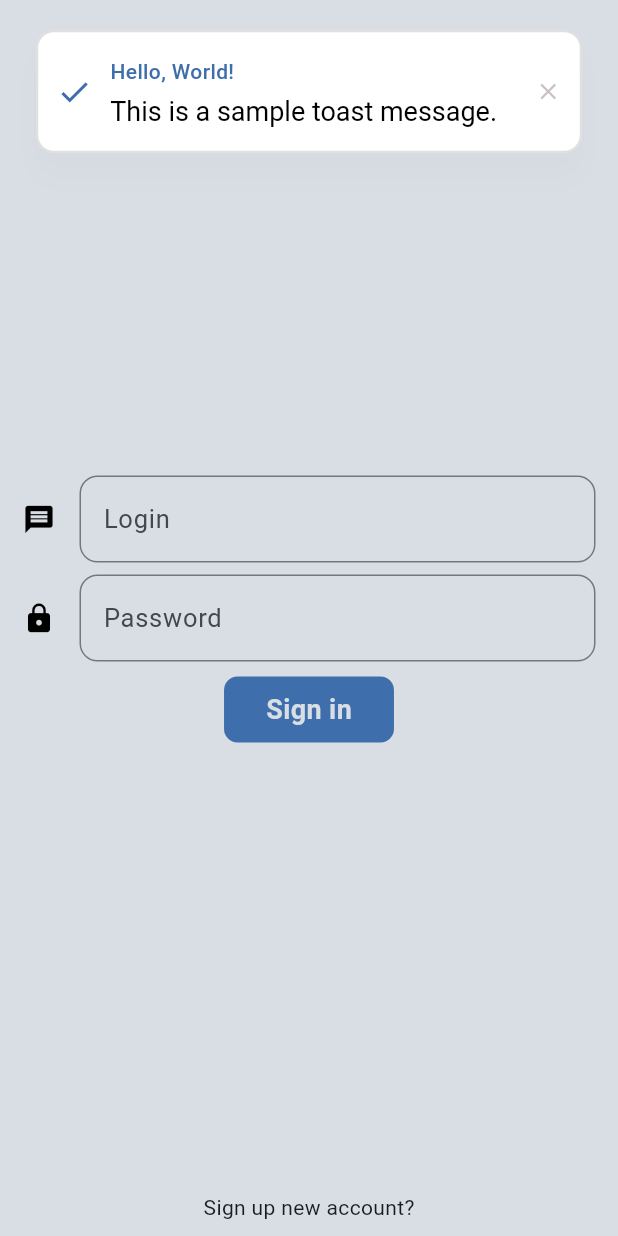
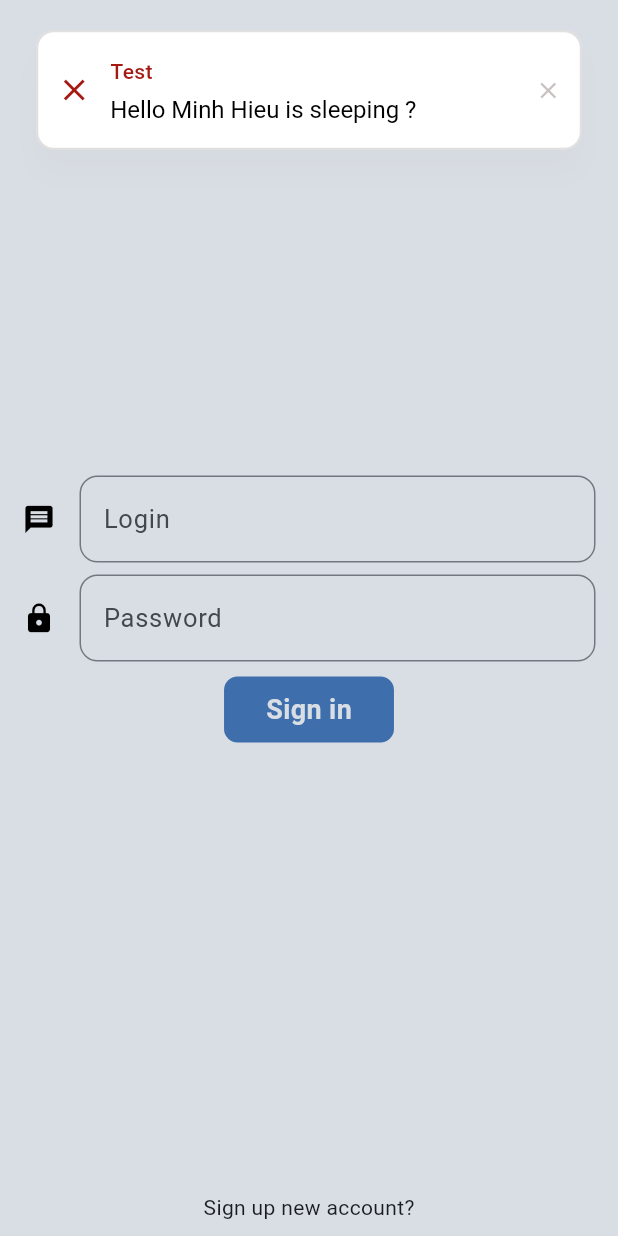
Before and after one commit to haidang93/code_01, a Flutter app: the screen it shows after launch, after a tap on "Sign up new account?", on a phone screen of 412 x 824 dp. Run offline on Flutter 3.47's test engine with Material 3 defaults, Android fonts, the phone set to English and light mode, and no system bars; our stand-ins replace toastification.

Commit message:
2 - customize toast
migrate a simply class then customize toast form package toastNotify :v

```diff
--- a/login_flow/lib/app_colors.dart
+++ b/login_flow/lib/app_colors.dart
@@ -2,5 +2,6 @@ import 'package:flutter/material.dart';
 
 class AppColor {
   static const primary = Color.fromARGB(255, 62, 110, 172);
+  static const error = Color.fromARGB(255, 164, 26, 19);
   static const background = Color.fromARGB(255, 217, 222, 228);
 }
--- a/login_flow/lib/login_flow/screen/login_screen.dart
+++ b/login_flow/lib/login_flow/screen/login_screen.dart
@@ -2,6 +2,7 @@ import 'package:flutter/material.dart';
 import 'package:flutter/widgets.dart';
 import 'package:login_flow/app_colors.dart';
 import 'package:login_flow/login_flow/widget/form_widget.dart';
+import 'package:login_flow/login_flow/widget/toast_customize.dart';
 import 'package:toastification/toastification.dart';
 
 class LoginScreen extends StatefulWidget {
@@ -75,40 +76,11 @@ class _LoginScreen extends State<LoginScreen> {
             GestureDetector(
               child: const Text("Sign up new account?"),
               onTap: () {
-                toastification.show(
-                  context: context,
-                  type: ToastificationType.error,
-                  style: ToastificationStyle.minimal,
-                  autoCloseDuration: const Duration(seconds: 5),
-                  title: const Text(
-                    'Hello, World!',
-                    style: TextStyle(color: AppColor.primary),
-                  ),
-                  description: RichText(
-                      text: const TextSpan(
-                          text: 'This is a sample toast message. ',
-                          style: TextStyle(fontSize: 18, color: Colors.black))),
-                  alignment: Alignment.topRight,
-                  direction: TextDirection.ltr,
-                  icon: const Icon(Icons.check),
-                  primaryColor: AppColor.primary,
-                  backgroundColor: Colors.white,
-                  foregroundColor: const Color.fromARGB(255, 121, 100, 100),
-                  padding:
-                      const EdgeInsets.symmetric(horizontal: 12, vertical: 16),
-                  margin:
-                      const EdgeInsets.symmetric(horizontal: 12, vertical: 8),
-                  borderRadius: BorderRadius.circular(12),
-                  boxShadow: const [
-                    BoxShadow(
-                      color: Color.fromARGB(6, 86, 71, 71),
-                      blurRadius: 16,
-                      offset: Offset(0, 16),
-                      spreadRadius: 0,
-                    )
-                  ],
-                  showProgressBar: false,
-                );
+                ToastCusomize.showToast(
+                    context: context,
+                    title: "Test",
+                    message: "Hello Minh Hieu is sleeping ?",
+                    isError: true);
               },
             ),
           ],
--- /dev/null
+++ b/login_flow/lib/login_flow/widget/toast_customize.dart
@@ -0,0 +1,45 @@
+import 'package:flutter/material.dart';
+import 'package:login_flow/app_colors.dart';
+import 'package:toastification/toastification.dart';
+
+class ToastCusomize {
+ static dynamic showToast({
+    required context,
+    bool isError = false,
+    String title = "Title",
+    String message = "Toast with message",
+  }) {
+    return toastification.show(
+      context: context,
+      type: ToastificationType.warning,
+      style: ToastificationStyle.minimal,
+      autoCloseDuration: const Duration(seconds: 5),
+      title: Text(
+        title,
+        style: TextStyle(color: isError ? AppColor.error : AppColor.primary),
+      ),
+      description: RichText(
+          text: TextSpan(
+              text: message,
+              style: const TextStyle(fontSize: 16, color: Colors.black))),
+      alignment: Alignment.topRight,
+      direction: TextDirection.ltr,
+      icon: const Icon(Icons.close),
+      primaryColor: isError ? AppColor.error : AppColor.primary,
+      backgroundColor: Colors.white,
+      foregroundColor: const Color.fromARGB(255, 121, 100, 100),
+      padding: const EdgeInsets.symmetric(horizontal: 12, vertical: 16),
+      margin: const EdgeInsets.symmetric(horizontal: 12, vertical: 8),
+      borderRadius: BorderRadius.circular(12),
+      boxShadow: const [
+        BoxShadow(
+          color: Color.fromARGB(6, 86, 71, 71),
+          blurRadius: 16,
+          offset: Offset(0, 16),
+          spreadRadius: 0,
+        )
+      ],
+      showProgressBar: false,
+    );
+  }
+}
```
